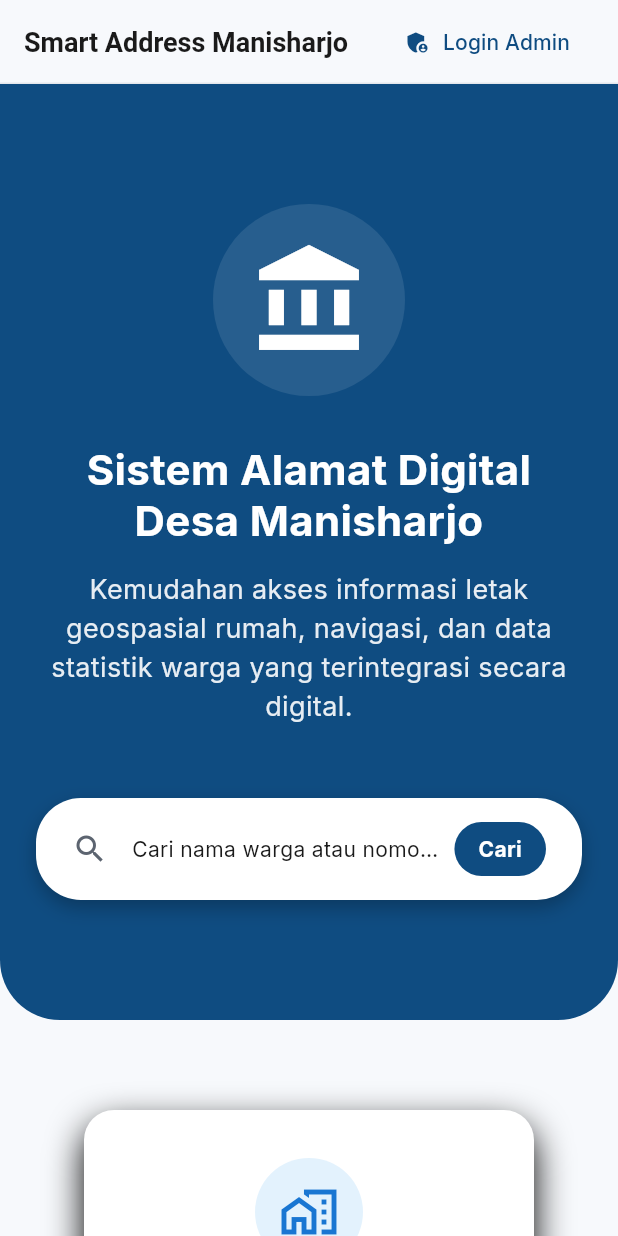
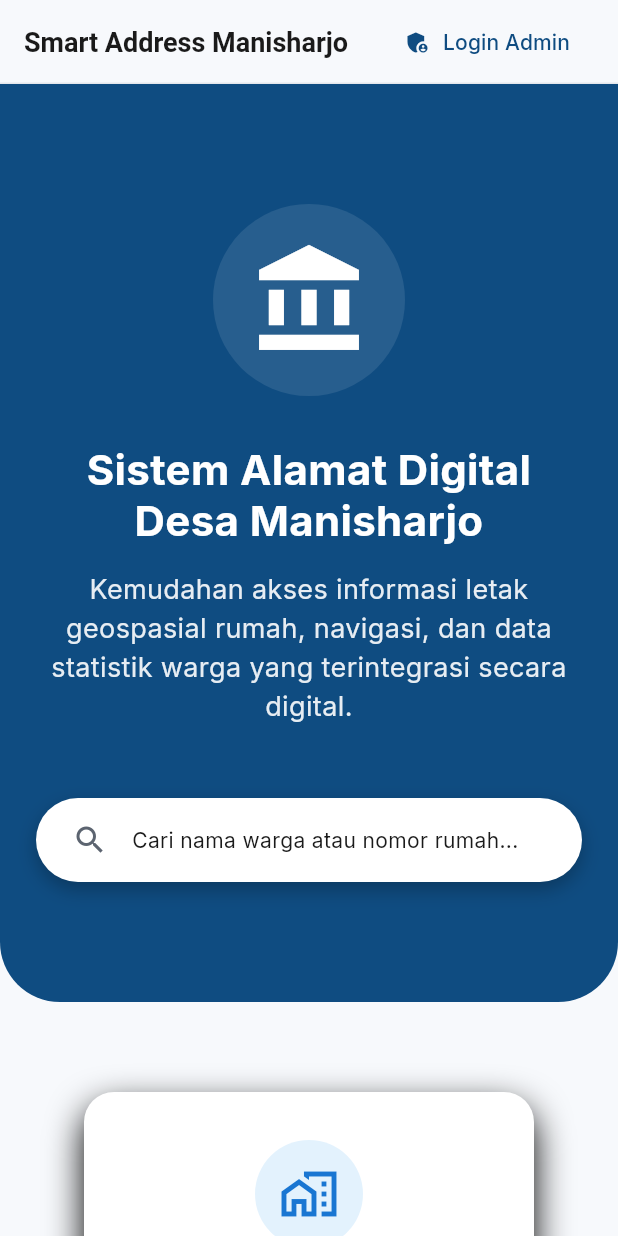
Before and after one commit to Arif-akbar/manisharjo-smart-address, a Flutter app: the screen it shows after launch, on a phone screen of 412 x 824 dp. Run offline on Flutter 3.47's test engine with Material 3 defaults, Android fonts, the phone set to English and light mode, and no system bars; our stand-ins replace fl_chart, flutter_dotenv, flutter_map, go_router, google_fonts, latlong2 and 3 more; missing offline and left inert: dart:html, flutter_map_marker_cluster; accounts and stored records are empty.

Commit message:
pembaruan tataletak

```diff
--- a/lib/features/public/landing_screen.dart
+++ b/lib/features/public/landing_screen.dart
@@ -150,26 +150,6 @@ class _LandingScreenState extends State<LandingScreen> {
                                         : 16,
                                   ),
                                   overflow: TextOverflow.ellipsis,
-                                ),
-                              ),
-                              const SizedBox(width: 8),
-                              Container(
-                                padding: const EdgeInsets.symmetric(
-                                  horizontal: 16,
-                                  vertical: 8,
-                                ),
-                                decoration: BoxDecoration(
-                                  color: Theme.of(context).colorScheme.primary,
-                                  borderRadius: BorderRadius.circular(20),
-                                ),
-                                child: Text(
-                                  'Cari',
-                                  style: TextStyle(
-                                    color: Theme.of(
-                                      context,
-                                    ).colorScheme.onPrimary,
-                                    fontWeight: FontWeight.bold,
-                                  ),
                                 ),
                               ),
                             ],
```
Also changed, not shown: lib/features/dashboard/qr_village_dialog.dart (+39 -7 lines), lib/features/house/qr_house_helper.dart (+20 -4 lines).
